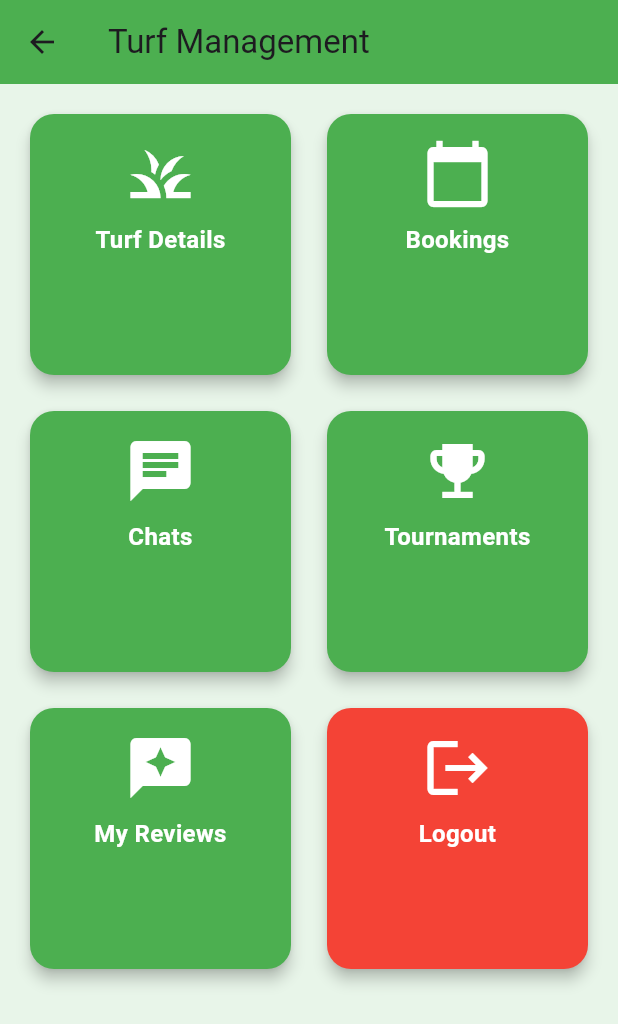
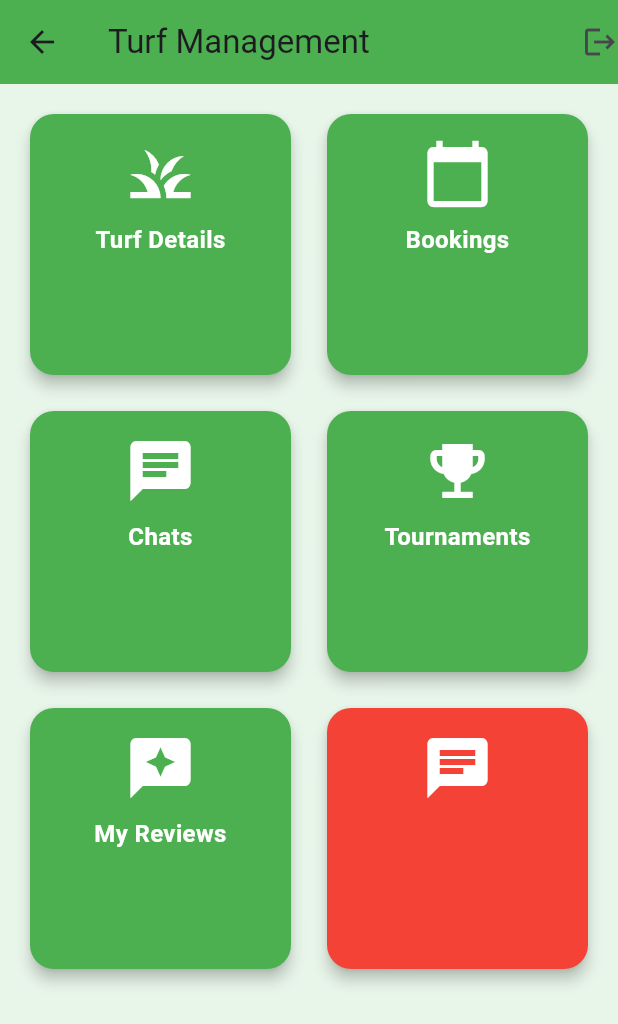
Before and after one commit to irfanMaitexa/teamup_turf, a Flutter app: the TurfHomePage screen opened directly, on a phone screen of 412 x 824 dp. Shown: the top 1024 px of the screen. Run offline on Flutter 3.47's test engine with Material 3 defaults, Android fonts, the phone set to English and light mode, and no system bars; our stand-ins replace carousel_slider, cloud_firestore, firebase_auth, firebase_core, flutter_cache_manager, geocoding and 4 more; missing offline and left inert: flutter_full_pdf_viewer_null_safe, razorpay_flutter; accounts and stored records are empty.

Commit message:
logout added turf home page

```diff
--- a/lib/turf/screens/turf_homepage.dart
+++ b/lib/turf/screens/turf_homepage.dart
@@ -8,6 +8,7 @@ import 'package:teamup_turf/turf/screens/turf_dateils_page.dart';
 import 'package:teamup_turf/turf/screens/turf_review_rating_screen.dart';
 import 'package:teamup_turf/turf/screens/turf_user_chat_screen.dart';
 import 'package:teamup_turf/turf/turf_chat_new_screen.dart';
+import 'package:teamup_turf/uat.dart';
 
 // Sample pages for navigation
 class TurfHomePage extends StatelessWidget {
@@ -18,6 +19,16 @@ class TurfHomePage extends StatelessWidget {
         title: const Text('Turf Management'),
         backgroundColor: Colors.green,
         elevation: 0,
+        actions: [
+          GestureDetector(
+            onTap: () {
+
+              Navigator.pushAndRemoveUntil(context, MaterialPageRoute(builder: (context) => RoleSelectionScreen(),), (route) => false,);
+            },
+
+            child: Icon(Icons.logout),
+          )
+        ],
       ),
       body: Container(
         color: Colors.green.shade50,
@@ -66,8 +77,7 @@ class TurfHomePage extends StatelessWidget {
         return 'Tournaments';
       case 4:
         return 'My Reviews';
-      case 5:
-        return 'Logout';
+
       default:
         return '';
     }
@@ -86,8 +96,7 @@ class TurfHomePage extends StatelessWidget {
         return Icons.emoji_events;
       case 4:
         return Icons.reviews;
-      case 5:
-        return Icons.logout;
+
       default:
         return Icons.chat;
     }
```
